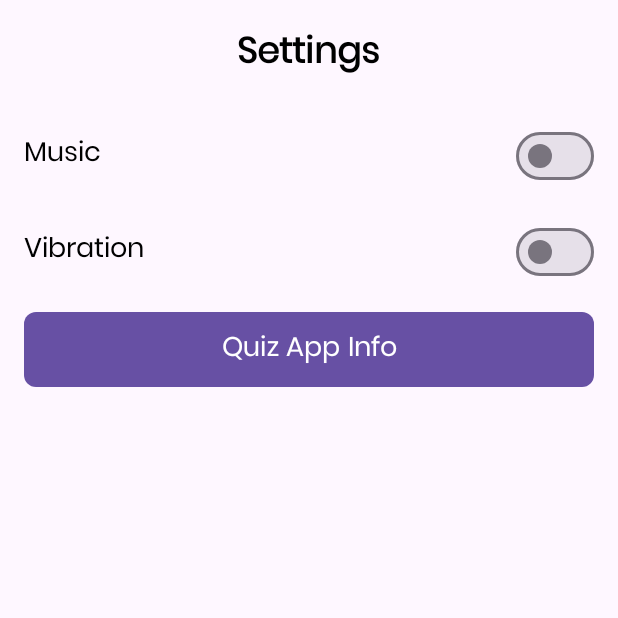
After one commit to sagasab/WorldMapQuiz, an Android app: the SettingsActivity screen opened directly, with no data from a screen before it, on a phone screen of 412 x 824 dp, the top half of it. The commit adds this screen. Run offline under Robolectric (Android 15) with nearby library versions, the phone set to English and light mode, and no system bars.

Commit message:
feat: settings menu ui

```diff
--- a/app/src/main/AndroidManifest.xml
+++ b/app/src/main/AndroidManifest.xml
@@ -21,6 +21,7 @@
                 <category android:name="android.intent.category.LAUNCHER" />
             </intent-filter>
         </activity>
+        <activity android:name=".SettingsActivity"/>
     </application>
 
 </manifest>
--- a/app/src/main/java/com/utsav/worldmapquiz/MainActivity.java
+++ b/app/src/main/java/com/utsav/worldmapquiz/MainActivity.java
@@ -1,11 +1,14 @@
 package com.utsav.worldmapquiz;
 
+import android.content.Intent;
 import android.graphics.Color;
 import android.graphics.drawable.ColorDrawable;
 import android.graphics.drawable.Drawable;
 import android.graphics.drawable.DrawableContainer;
 import android.os.Bundle;
 import android.view.Menu;
+import android.view.View;
+import android.widget.Button;
 
 import androidx.activity.EdgeToEdge;
 import androidx.appcompat.app.AppCompatActivity;
@@ -15,6 +18,7 @@ import androidx.core.view.ViewCompat;
 import androidx.core.view.WindowInsetsCompat;
 
 public class MainActivity extends AppCompatActivity {
+    Button settingsButton;
 
     @Override
     protected void onCreate(Bundle savedInstanceState) {
@@ -23,5 +27,14 @@ public class MainActivity extends AppCompatActivity {
             getSupportActionBar().hide();
         }
         setContentView(R.layout.activity_main);
+
+        settingsButton = findViewById(R.id.settingsButton);
+        settingsButton.setOnClickListener(new View.OnClickListener() {
+            @Override
+            public void onClick(View view) {
+                Intent intent = new Intent(MainActivity.this, SettingsActivity.class);
+                startActivity(intent);
+            }
+        });
     }
 }
--- /dev/null
+++ b/app/src/main/java/com/utsav/worldmapquiz/SettingsActivity.java
@@ -0,0 +1,17 @@
+package com.utsav.worldmapquiz;
+
+import android.os.Bundle;
+
+import androidx.appcompat.app.AppCompatActivity;
+
+public class SettingsActivity extends AppCompatActivity {
+
+    @Override
+    protected void onCreate(Bundle savedInstanceState) {
+        super.onCreate(savedInstanceState);
+        if (getSupportActionBar() != null) {
+            getSupportActionBar().hide();
+        }
+        setContentView(R.layout.activity_settings);
+    }
+}
--- /dev/null
+++ b/app/src/main/res/layout/activity_settings.xml
@@ -0,0 +1,76 @@
+<?xml version="1.0" encoding="utf-8"?>
+<LinearLayout xmlns:android="http://schemas.android.com/apk/res/android"
+    android:layout_width="match_parent"
+    android:layout_height="match_parent"
+    android:orientation="vertical"
+    android:padding="16dp">
+
+    <!-- Settings Title -->
+    <TextView
+        android:id="@+id/settingsTitle"
+        android:layout_width="wrap_content"
+        android:layout_height="wrap_content"
+        android:text="@string/settings"
+        android:textSize="24sp"
+        android:textStyle="bold"
+        android:textColor="#000000"
+        android:layout_gravity="center_horizontal"
+        android:layout_marginBottom="24dp" />
+
+    <!-- Music Toggle -->
+    <LinearLayout
+        android:layout_width="match_parent"
+        android:layout_height="wrap_content"
+        android:orientation="horizontal"
+        android:layout_marginBottom="16dp">
+
+        <TextView
+            android:id="@+id/musicSettingLabel"
+            android:layout_width="0dp"
+            android:layout_height="wrap_content"
+            android:layout_weight="1"
+            android:text="@string/music"
+            android:textSize="18sp"
+            android:textColor="#000000" />
+
+        <com.google.android.material.materialswitch.MaterialSwitch
+            android:id="@+id/musicSwitch"
+            android:layout_width="wrap_content"
+            android:layout_height="wrap_content" />
+
+    </LinearLayout>
+
+    <!-- Vibration Toggle -->
+    <LinearLayout
+        android:layout_width="match_parent"
+        android:layout_height="wrap_content"
+        android:orientation="horizontal"
+        android:layout_marginBottom="16dp">
+
+        <TextView
+            android:id="@+id/vibrationSettingLabel"
+            android:layout_width="0dp"
+            android:layout_height="wrap_content"
+            android:layout_weight="1"
+            android:text="@string/vibration"
+            android:textSize="18sp"
+            android:textColor="#000000" />
+
+        <com.google.android.material.materialswitch.MaterialSwitch
+            android:id="@+id/vibrationSwitch"
+            android:layout_width="wrap_content"
+            android:layout_height="wrap_content" />
+
+    </LinearLayout>
+
+    <!-- App Info Button -->
+    <Button
+        android:id="@+id/appInfoButton"
+        android:layout_width="match_parent"
+        android:layout_height="wrap_content"
+        android:text="@string/app_info"
+        android:textSize="18sp"
+        android:background="@drawable/button_background"
+        android:textColor="#FFFFFF" />
+
+</LinearLayout>
--- a/app/src/main/res/values/strings.xml
+++ b/app/src/main/res/values/strings.xml
@@ -6,4 +6,7 @@
     <string name="high_scores">High Scores</string>
     <string name="share_app">Share App</string>
     <string name="quiz_app_logo">QUIZ APP LOGO</string>
+    <string name="vibration">Vibration</string>
+    <string name="app_info">Quiz App Info</string>
+    <string name="music">Music</string>
 </resources>
```
